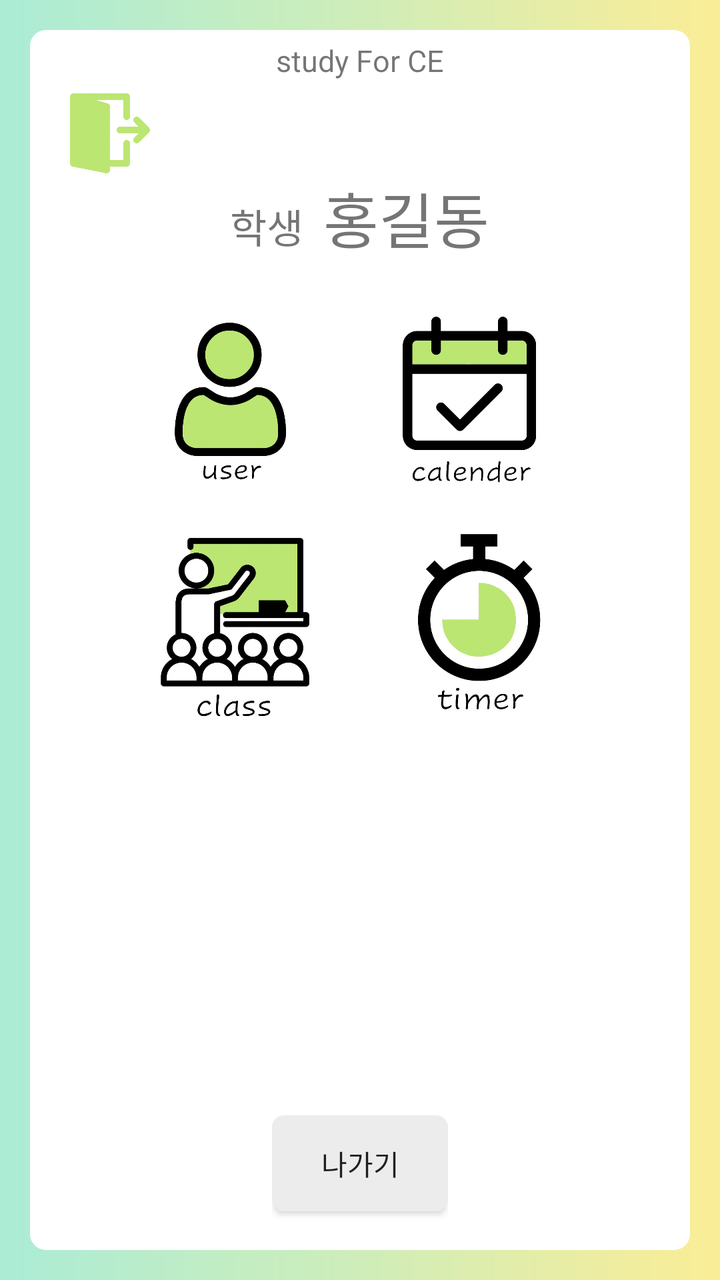
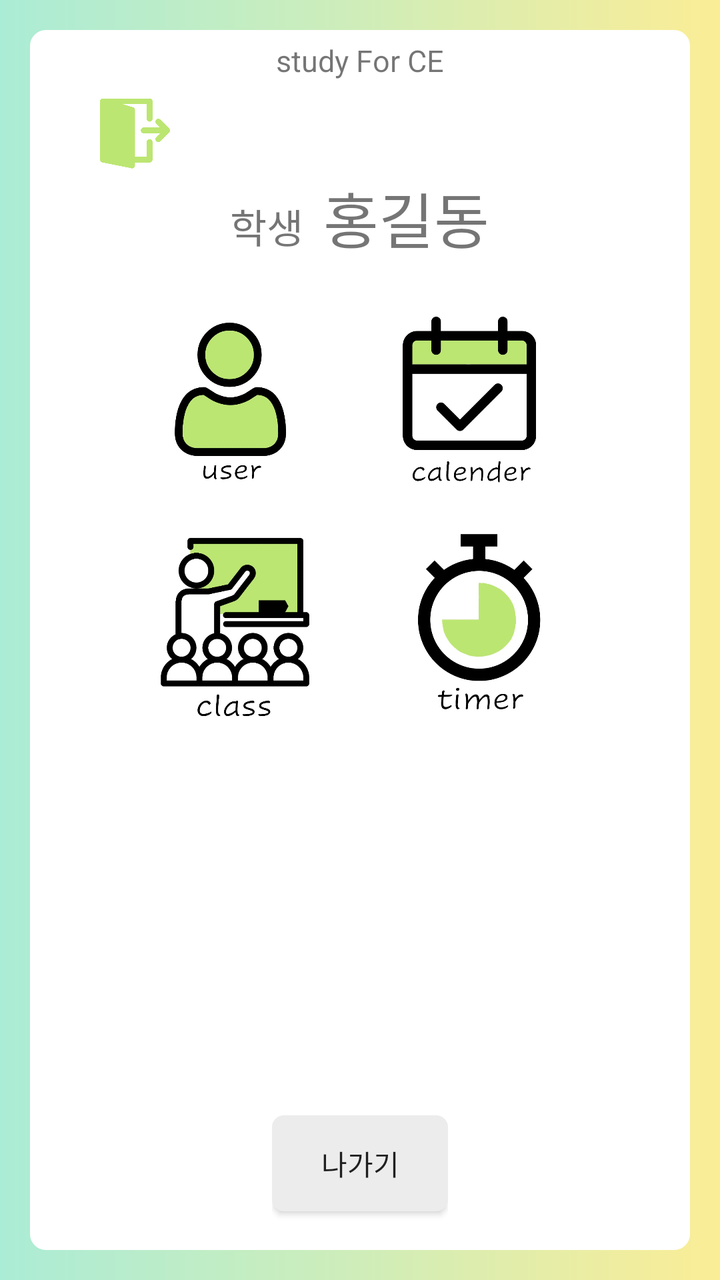

Two renders of the same Android screen: before a commit and after it. Below are the layout's source before the change and the commit's diff.
<!-- AndroidManifest.xml: application theme Theme.AppCompat.Light.DarkActionBar -->
<!-- res/layout/activity_personal_page.xml -->
<?xml version="1.0" encoding="utf-8"?>
<LinearLayout xmlns:android="http://schemas.android.com/apk/res/android"
    xmlns:app="http://schemas.android.com/apk/res-auto"
    xmlns:tools="http://schemas.android.com/tools"
    android:layout_width="match_parent"
    android:layout_height="match_parent"
    tools:context=".personal_page"
    android:orientation="vertical"
    android:padding="10dp"
    android:background="@drawable/lay_back"
    android:weightSum="5">
<LinearLayout
    android:layout_width="match_parent"
    android:layout_height="match_parent"
    android:layout_gravity="center"
    android:background="@drawable/border"
    android:layout_margin="5dp"
    android:orientation="vertical">

    <TextView
        android:layout_width="wrap_content"
        android:layout_height="0dp"
        android:layout_weight="0.2"
        android:layout_gravity="center"
        android:layout_marginTop="5dp"
        android:text="study For CE"
        android:textSize="15dp"/>

    <ImageView
        android:id="@+id/logout"
        android:layout_gravity="left"
        android:layout_marginLeft="20dp"
        android:layout_marginRight="20dp"
        android:layout_width="40dp"
        android:layout_height="40dp"
        android:src="@drawable/logout">
    </ImageView>
    <LinearLayout
        android:layout_width="wrap_content"
        android:layout_height="0dp"
        android:layout_weight="0.5"
        android:layout_gravity="center_horizontal"
        android:layout_marginTop="0dp">
        <TextView
            android:id="@+id/usertype"
            android:layout_height="wrap_content"
            android:layout_width="wrap_content"
            android:text="학생"
            android:textSize="20dp" />
        <TextView
            android:id="@+id/username"
            android:layout_width="wrap_content"
            android:layout_height="wrap_content"
            android:layout_marginLeft="10dp"
            android:text="홍길동"
            android:textSize="30dp" />
    </LinearLayout>

    <GridLayout
        android:layout_width="wrap_content"
        android:layout_height="0dp"
        android:layout_weight="3"
        android:layout_marginTop="0dp"
        android:columnCount="2"
        android:rowCount="2"
        android:layout_gravity="center">
        <ImageButton
            android:id="@+id/userinfo"
            android:layout_width="100dp"
            android:layout_height="100dp"
            android:layout_marginRight="5dp"
            android:layout_column="0"
            android:layout_row="0"
            android:src="@drawable/puser"
            android:padding="0sp"
            android:scaleType="centerCrop" />
        <ImageButton
            android:id="@+id/schedule"
            android:layout_width="100dp"
            android:layout_height="100dp"
            android:layout_marginLeft="5dp"
            android:layout_column="1"
            android:layout_row="0"
            android:src="@drawable/pcalen"
            android:padding="0sp"
            android:scaleType="centerCrop" />
        <ImageButton
            android:id="@+id/userclasses"
            android:layout_width="110dp"
            android:layout_height="110dp"
            android:layout_marginRight="5dp"
            android:layout_marginTop="3dp"
            android:layout_row="1"
            android:layout_column="0"
            android:src="@drawable/pclass"
            android:padding="0sp"
            android:scaleType="centerCrop" />
        <ImageButton
            android:id="@+id/timer"
            android:layout_width="110dp"
            android:layout_height="110dp"
            android:layout_marginLeft="5dp"
            android:layout_marginTop="3dp"
            android:layout_row="1"
            android:layout_column="1"
            android:src="@drawable/ptimer"
            android:padding="0sp"
            android:scaleType="centerCrop" />

    </GridLayout>

    <LinearLayout
        android:layout_width="wrap_content"
        android:layout_height="0dp"
        android:layout_weight="0.5"
        android:layout_gravity="center">

        <Button
            android:id="@+id/exit"
            android:background="@drawable/btn_re"
            android:layout_width="wrap_content"
            android:layout_height="wrap_content"
            android:layout_gravity="center_horizontal"
            android:text="나가기" />
    </LinearLayout>


</LinearLayout>
</LinearLayout>
<!-- resources referenced by this layout -->
<resources>
  <!-- drawable border (drawable) -->
  <?xml version="1.0" encoding="utf-8"?>
  <shape xmlns:android="http://schemas.android.com/apk/res/android">
      android:padding="10dp"
      android:shape="retangle">
  
      <stroke android:width="2dp"
          android:color="@color/white"/>
  
      <solid android:color="#ffffff"/>
      <corners
          android:topRightRadius="7dp"
          android:topLeftRadius="7dp"
          android:bottomRightRadius="7dp"
          android:bottomLeftRadius="7dp"/>
  </shape>
  <!-- drawable btn_re (drawable) -->
  <?xml version="1.0" encoding="utf-8"?>
  <shape xmlns:android="http://schemas.android.com/apk/res/android">
  
      <solid android:color="#ececec"/>
  
      <stroke
          android:width="2dp"
          android:color="#ececec"/>
      <corners
          android:topLeftRadius="5dp"
          android:topRightRadius="5dp"
          android:bottomLeftRadius="5dp"
          android:bottomRightRadius="5dp" />
  
  </shape>
  <!-- drawable lay_back (drawable) -->
  <?xml version="1.0" encoding="utf-8"?>
  <shape xmlns:android="http://schemas.android.com/apk/res/android">
      <gradient
          android:angle="0"
          android:startColor="#abecd6"
          android:centerColor="#cfedb9"
          android:endColor="#fbed96"/>
  
  </shape>
  <!-- drawable logout: png bitmap (drawable-xhdpi, 15025 bytes) -->
  <!-- drawable pcalen: jpg bitmap (drawable-xhdpi, 30934 bytes) -->
  <!-- drawable pclass: jpg bitmap (drawable-xhdpi, 44627 bytes) -->
  <!-- drawable ptimer: jpg bitmap (drawable-xhdpi, 29073 bytes) -->
  <!-- drawable puser: jpg bitmap (drawable-xhdpi, 28659 bytes) -->
  <color name="white">#FFFFFF</color>
</resources>

<!-- the commit's change to res/layout/activity_personal_page.xml (unified diff, before → after) -->
@@ -29,9 +29,9 @@
     <ImageView
         android:id="@+id/logout"
         android:layout_gravity="left"
-        android:layout_marginLeft="20dp"
+        android:layout_marginLeft="35dp"
         android:layout_marginRight="20dp"
-        android:layout_width="40dp"
+        android:layout_width="35dp"
         android:layout_height="40dp"
         android:src="@drawable/logout">
     </ImageView>
